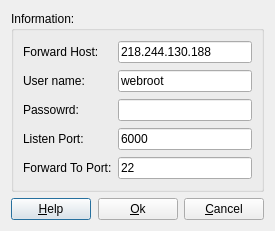
Qt form src/forwardconnectinfodialog.ui (kitech/nullfxp) before a commit.
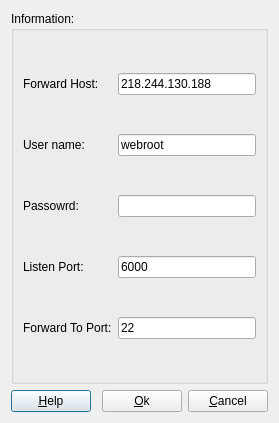
The same form after that commit.

What changed in the file:
```diff
--- a/src/forwardconnectinfodialog.ui
+++ b/src/forwardconnectinfodialog.ui
@@ -1,12 +1,12 @@
 <ui version="4.0" >
  <class>ForwardConnectInfoDialog</class>
- <widget class="QDialog" name="ForwardConnectInfoDialog" >
-  <property name="geometry" >
+ <widget class="QDialog" name="ForwardConnectInfoDialog">
+  <property name="geometry">
    <rect>
     <x>0</x>
     <y>0</y>
-    <width>275</width>
-    <height>231</height>
+    <width>279</width>
+    <height>423</height>
    </rect>
   </property>
   <property name="windowTitle" >
```
Left out of the diff: 97 changed lines with no effect on the pictures.
